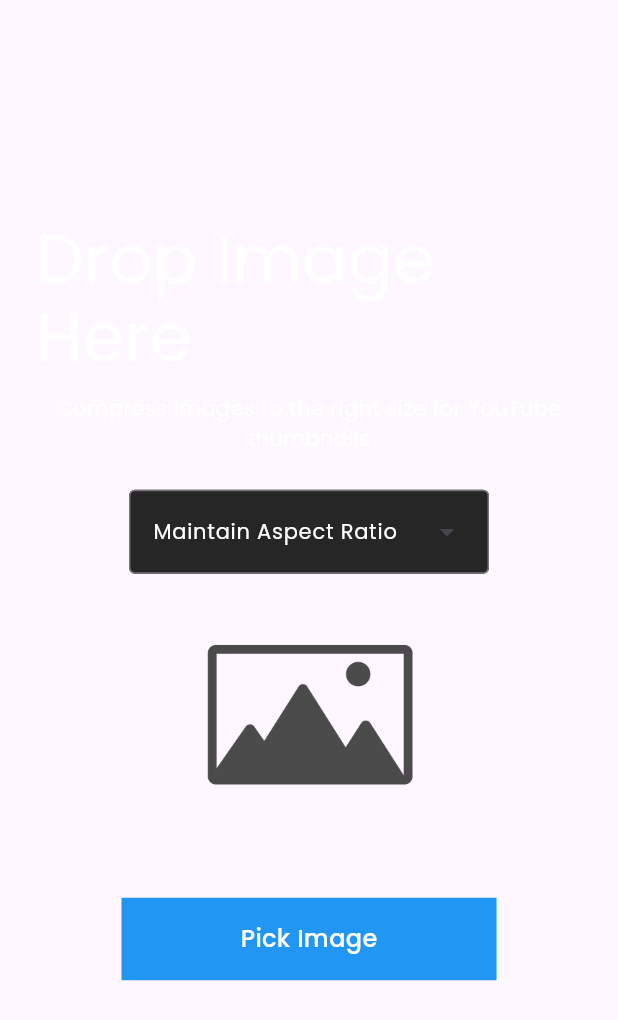
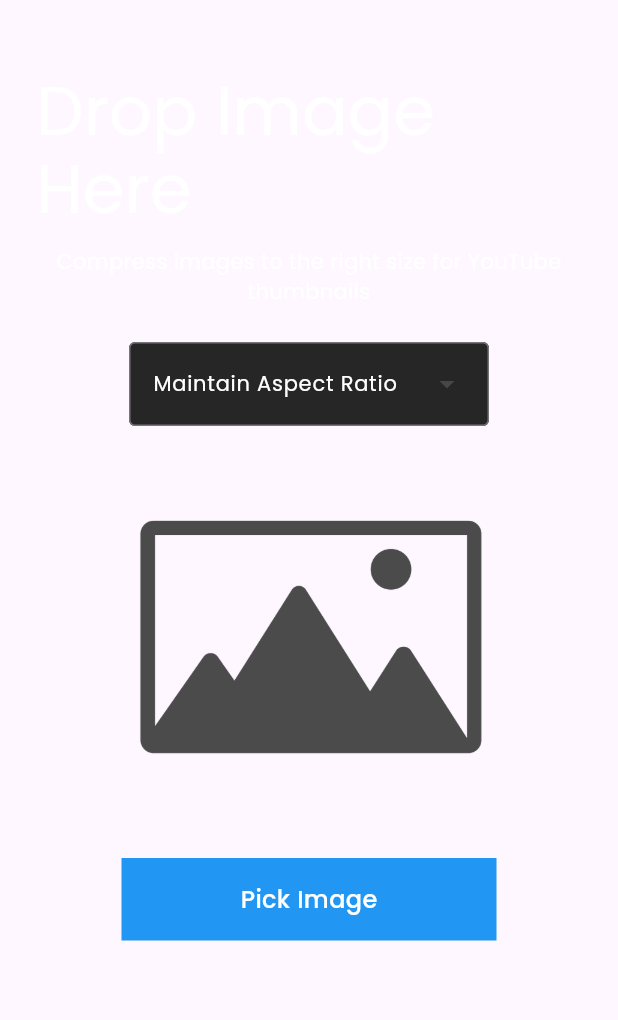
Before and after one commit to Tamunorth/vies_projection_support, a Flutter app: the ImageCompress widget shown alone on an empty page, opened directly, on a phone screen of 412 x 824 dp. Shown: the top 1020 px of the screen. Run offline on Flutter 3.47's test engine with Material 3 defaults, Android fonts, the light colour scheme and no system bars; our stand-ins replace device_info_plus, file_picker, google_fonts, package_info_plus, qr_flutter and 4 more; missing offline and left inert: custom_timer, dart:ffi, desktop_drop, desktop_multi_window, lukehog, open_dir and 4 more; accounts and stored records are empty; network calls fail.

Commit message:
refactor: improve layout and styling in image compression UI

```diff
--- a/lib/pages/image_compress/image_compress.dart
+++ b/lib/pages/image_compress/image_compress.dart
@@ -48,9 +48,11 @@
       },
       child: Container(
         padding: const EdgeInsets.all(24),
+        child: SingleChildScrollView(
           child: Column(
             mainAxisAlignment: MainAxisAlignment.center,
             children: [
+              SizedBox(height: 24),
               Text(
                 'Drop Image Here',
                 style: Theme.of(context)
@@ -77,7 +79,8 @@
                 initialSelection: _selectedMode,
                 onSelected: (AspectRatioMode? mode) {
                   if (mode != null) {
-                  localStore.setValue('image_compress_aspect_ratio', mode.name);
+                    localStore.setValue(
+                        'image_compress_aspect_ratio', mode.name);
                     setState(() {
                       _selectedMode = mode;
                     });
@@ -121,7 +124,8 @@
                   // Defines the border style when the dropdown is focused.
                   focusedBorder: OutlineInputBorder(
                     borderRadius: BorderRadius.circular(4.0),
-                  borderSide: const BorderSide(color: accentColor, width: 2.0),
+                    borderSide:
+                        const BorderSide(color: accentColor, width: 2.0),
                   ),
                 ),
               ),
@@ -161,14 +165,16 @@
                 )
               else
                 const SizedBox(
+                  child: Image(
+                    image: AssetImage('assets/image_placeholder.png'),
+                    fit: BoxFit.contain,
                     width: 240,
-                height: 144,
-                child: Image(
-                    fit: BoxFit.contain,
-                    image: AssetImage('assets/image_placeholder.png')),
+                    height: 240,
                   ),
+                ),
+              // const SizedBox(height: 24),
+              if (isLoading) ...[
                 const SizedBox(height: 24),
-            if (isLoading) ...[
                 const CircularProgressIndicator(
                   strokeCap: StrokeCap.round,
                   strokeWidth: 5,
@@ -176,13 +182,14 @@
                   trackGap: 12,
                   color: Colors.blue,
                 ),
-              const SizedBox(height: 12),
+                // const SizedBox(height: 12),
               ],
               ButtonWidget(
                 title: "Pick Image",
                 onTap: isLoading ? null : _compressImage,
               ),
             ],
+          ),
         ),
       ),
     );
```
Lines whose indentation alone changed are shown as unchanged.
